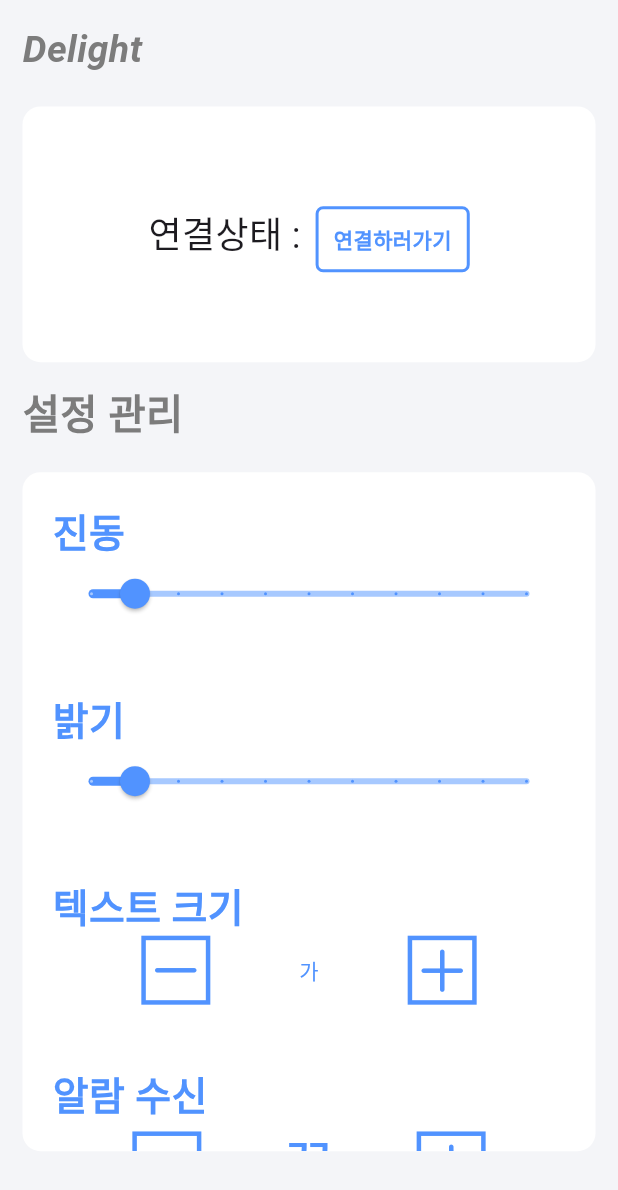
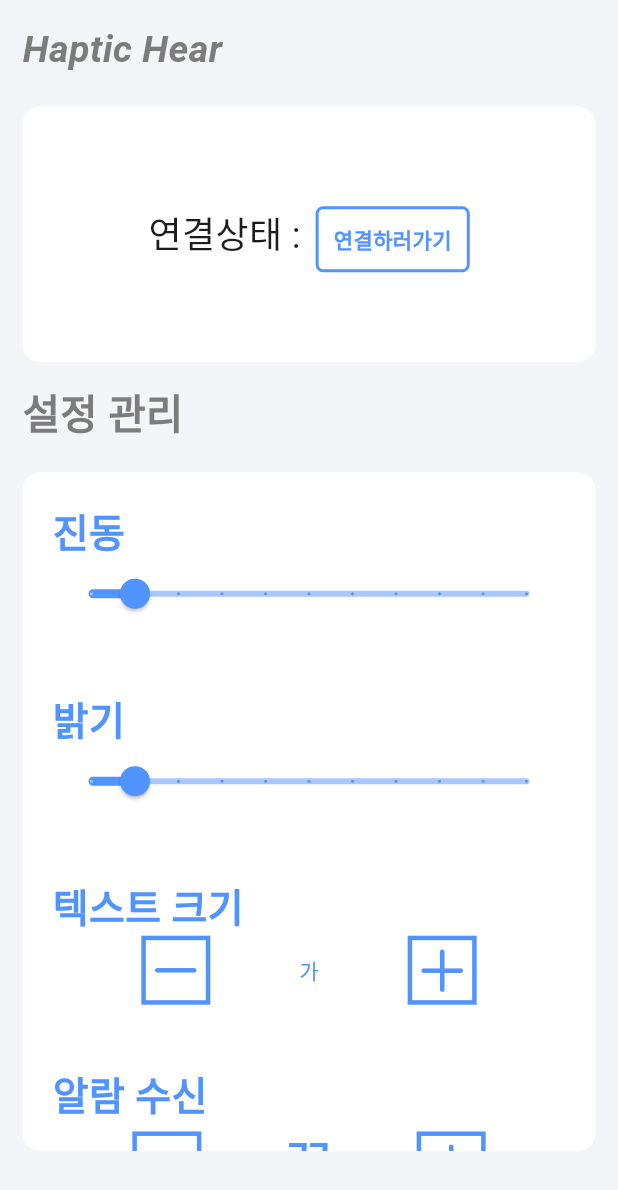
Before and after one commit to kanade012/NRC_Hackathon, a Flutter app: the screen it shows after launch, on a phone screen of 412 x 824 dp. Shown: the top 1190 px of the screen. Run offline on Flutter 3.47's test engine with Material 3 defaults, Android fonts, the phone set to English and light mode, and no system bars; our stand-ins replace flutter_local_notifications, permission_handler, shared_preferences; missing offline and left inert: flutter_reactive_ble.

Commit message:
[chore] 앱 로고 변경 & 이름 변경

```diff
--- a/lib/Page/MainPage.dart
+++ b/lib/Page/MainPage.dart
@@ -44,7 +44,7 @@ class _MainPageState extends State<MainPage> {
 
     flutterLocalNotificationsPlugin = FlutterLocalNotificationsPlugin();
 
-    var initializationSettingsAndroid = AndroidInitializationSettings('@mipmap/ic_launcher');
+    var initializationSettingsAndroid = AndroidInitializationSettings('@mipmap/logo');
     var initializationSettings = InitializationSettings(
       android: initializationSettingsAndroid,
     );
@@ -192,7 +192,7 @@ class _MainPageState extends State<MainPage> {
             Row(
               mainAxisAlignment: MainAxisAlignment.start,
               children: [
-                Text("Delight",
+                Text("Haptic Hear",
                     style: TextStyle(
                         color: DelightColors.darkgrey,
                         fontSize: 25,
```
Also changed, not shown: 6 other files.
